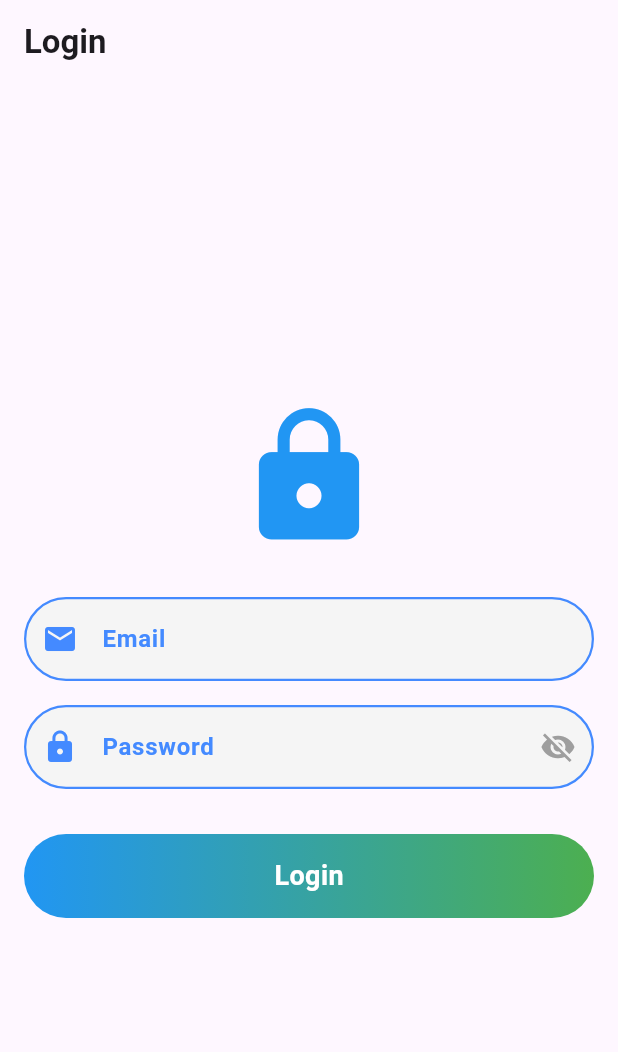
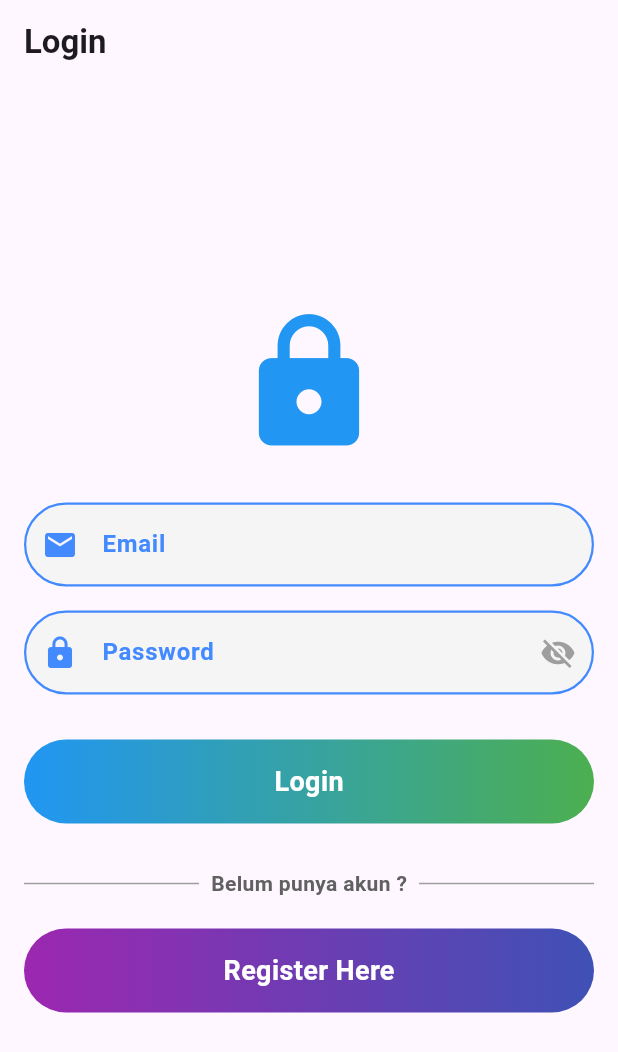
Before and after one commit to ahmad-mujamil/pmobile-firebase, a Flutter app: the screen it shows after launch, on a phone screen of 412 x 824 dp. Shown: the top 1052 px of the screen. Run offline on Flutter 3.47's test engine with Material 3 defaults, Android fonts, the phone set to English and light mode, and no system bars; our stand-ins replace cloud_firestore, firebase_auth, firebase_core; accounts and stored records are empty.

Commit message:
add register, dan update page

```diff
--- a/lib/add_user.dart
+++ b/lib/add_user.dart
@@ -17,11 +17,13 @@ class _AddUserPageState extends State<AddUserPage> {
   final TextEditingController _emailController = TextEditingController();
   final TextEditingController _passwordController = TextEditingController();
   final TextEditingController _namaController = TextEditingController();
+  final TextEditingController _nimController = TextEditingController();
   bool isPassword = true;
 
   Future<void> _addUser() async {
     final email = _emailController.text.trim();
     final nama = _namaController.text.trim();
+    final nim = _nimController.text.trim();
     final password = _passwordController.text.trim();
 
 
@@ -34,6 +36,7 @@ class _AddUserPageState extends State<AddUserPage> {
 
       // Simpan data user di Firestore
       await _firestore.collection('users').add({
+        'nim': nim,
         'nama': nama,
         'email': email,
         'createdAt': Timestamp.now(),
@@ -65,6 +68,7 @@ class _AddUserPageState extends State<AddUserPage> {
 
   @override
   void dispose() {
+    _nimController.dispose();
     _emailController.dispose();
     _namaController.dispose();
     _passwordController.dispose();
@@ -87,6 +91,8 @@ class _AddUserPageState extends State<AddUserPage> {
               size: 100,
               color: Colors.blue,
             ),
+            SizedBox(height: 30),
+            CustomTextInput(labelText: 'NIM', hintText: 'Nim User', icon: Icons.numbers, controller: _nimController),
             SizedBox(height: 30),
             CustomTextInput(labelText: 'Nama', hintText: 'Nama User', icon: Icons.person, controller: _namaController),
             SizedBox(height: 30),
--- a/lib/component/custom_list.dart
+++ b/lib/component/custom_list.dart
@@ -1,5 +1,6 @@
 import 'package:flutter/material.dart';
 import 'package:mob3_jamil_002_uts_xt/component/delete_data.dart';
+import 'package:mob3_jamil_002_uts_xt/edit_user';
 
 class CustomListView extends StatelessWidget {
   final List<Map<String, dynamic>> items;  // Accepting dynamic data
@@ -26,6 +27,9 @@ class CustomListView extends StatelessWidget {
               style: TextStyle(fontSize: 18, fontWeight: FontWeight.bold),
             ),
             subtitle: Text(item['email']),
+            onTap: () {
+              Navigator.of(context).push(MaterialPageRoute(builder: (context)=>EditPage(docId:item["docid"].toString())));
+              } ,
             leading: Icon(
               item['icon'],
               color: Colors.blueAccent,
@@ -39,6 +43,7 @@ class CustomListView extends StatelessWidget {
                                     )
                                   : null
           ),
+
         );
       },
     );
--- a/lib/component/custom_text.dart
+++ b/lib/component/custom_text.dart
@@ -59,4 +59,5 @@ class CustomTextInput extends StatelessWidget {
       textInputAction: TextInputAction.done,
     );
   }
+
 }
--- /dev/null
+++ b/lib/component/divider.dart
@@ -0,0 +1,49 @@
+import 'package:flutter/material.dart';
+
+class TextDivider extends StatelessWidget {
+  final String text;
+  final double thickness;
+  final double spacing;
+  final Color lineColor;
+  final TextStyle? textStyle;
+
+  const TextDivider({
+    Key? key,
+    required this.text,
+    this.thickness = 1.0,
+    this.spacing = 8.0,
+    this.lineColor = Colors.grey,
+    this.textStyle,
+  }) : super(key: key);
+
+  @override
+  Widget build(BuildContext context) {
+    return Row(
+      children: [
+        Expanded(
+          child: Divider(
+            color: lineColor,
+            thickness: thickness,
+          ),
+        ),
+        Padding(
+          padding: EdgeInsets.symmetric(horizontal: spacing),
+          child: Text(
+            text,
+            style: textStyle ??
+                TextStyle(
+                  color: Colors.grey[700],
+                  fontWeight: FontWeight.bold,
+                ),
+          ),
+        ),
+        Expanded(
+          child: Divider(
+            color: lineColor,
+            thickness: thickness,
+          ),
+        ),
+      ],
+    );
+  }
+}
--- a/lib/component/gradient_button.dart
+++ b/lib/component/gradient_button.dart
@@ -3,8 +3,11 @@ import 'package:flutter/material.dart';
 class GradientButton extends StatelessWidget {
   final VoidCallback onPressed;
   final String text;
+  final MaterialColor colorStart;
+  final MaterialColor colorEnd;
 
-  GradientButton({required this.onPressed, required this.text});
+
+  GradientButton({required this.onPressed, required this.text,this.colorStart = Colors.blue,this.colorEnd = Colors.green});
 
   @override
   Widget build(BuildContext context) {
@@ -15,7 +18,7 @@ class GradientButton extends StatelessWidget {
         decoration: BoxDecoration(
           borderRadius: BorderRadius.circular(30),
           gradient: LinearGradient(
-            colors: [Colors.blue, Colors.green], // Define gradient colors here
+            colors: [colorStart,colorEnd], // Define gradient colors here
           ),
         ),
         child: Center(
--- a/lib/login.dart
+++ b/lib/login.dart
@@ -1,8 +1,10 @@
 import 'package:firebase_auth/firebase_auth.dart';
 import 'package:flutter/material.dart';
 import 'package:mob3_jamil_002_uts_xt/component/custom_text.dart';
+import 'package:mob3_jamil_002_uts_xt/component/divider.dart';
 import 'package:mob3_jamil_002_uts_xt/component/gradient_button.dart';
 import 'package:mob3_jamil_002_uts_xt/home.dart';
+import 'package:mob3_jamil_002_uts_xt/register.dart';
 
 class LoginPage extends StatefulWidget {
   @override
@@ -89,6 +91,17 @@ class _LoginPageState extends State<LoginPage> {
               onPressed: _login,
               text: "Login",
             ),
+            SizedBox(height: 30),
+            TextDivider(text: "Belum punya akun ?"),
+            SizedBox(height: 20),
+            GradientButton(
+              onPressed: () {
+                Navigator.of(context).push(MaterialPageRoute(builder: (context)=> RegisterPage()));
+              },
+              text: "Register Here",
+              colorStart: Colors.purple,
+              colorEnd: Colors.indigo,
+            ),
           ],
         ),
       ),
```
Also changed, not shown: lib/register.dart (added, +115 -0 lines), 1 other file.
